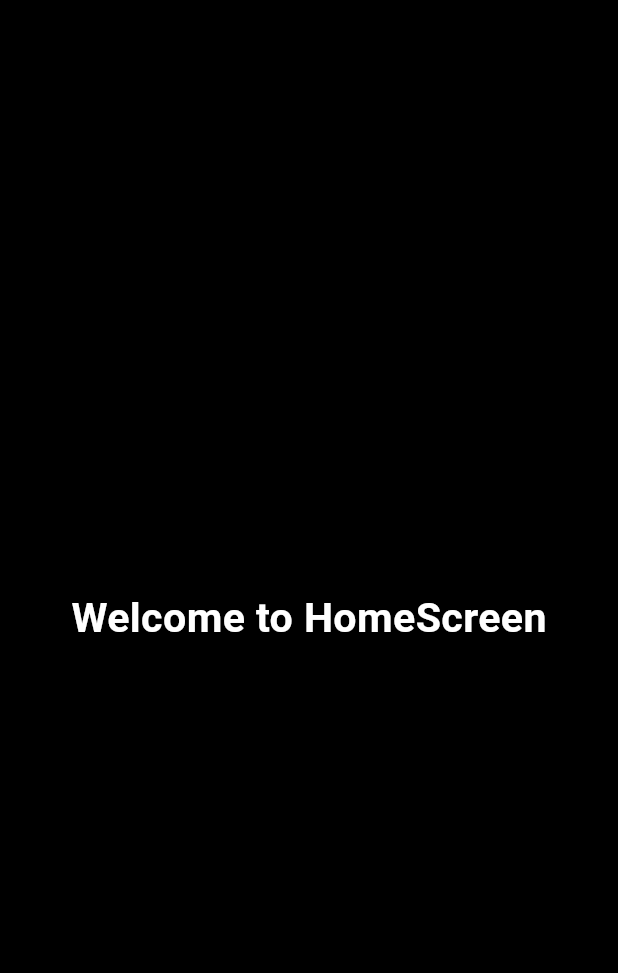
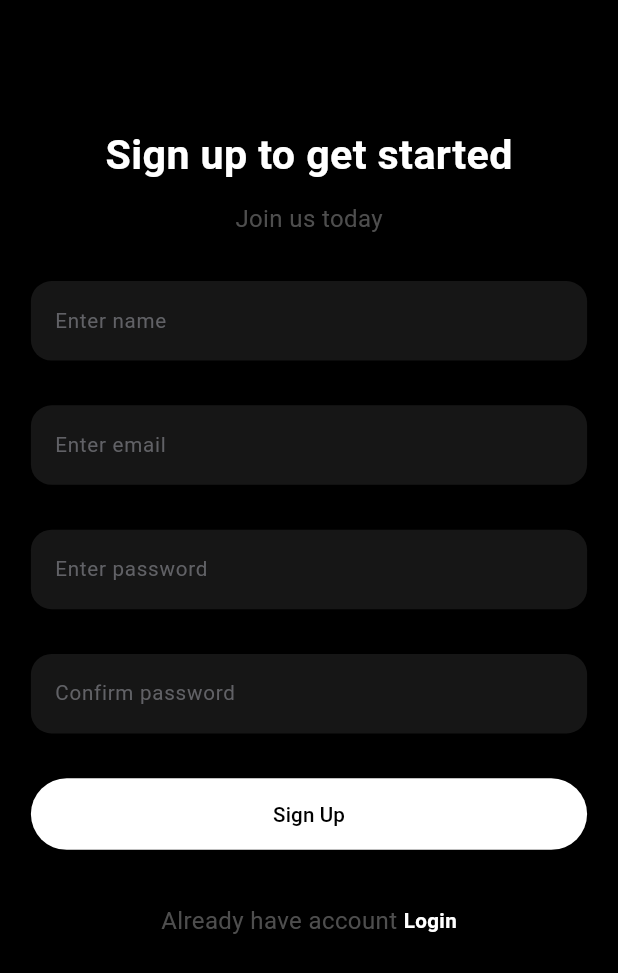
Before and after one commit to raffashe/chat_online, a Flutter app: the screen it shows after launch, on a phone screen of 412 x 824 dp. Shown: the top 973 px of the screen. Run offline on Flutter 3.47's test engine with Material 3 defaults, Android fonts, the phone set to English and light mode, and no system bars; our stand-ins replace firebase_core, flutter_screenutil; accounts and stored records are empty; generated files the repository leaves out were written again.

Commit message:
feat: :fire: Adding Sign Up and Login
Adding Sign Up and Login

Adding Sign Up and Login

```diff
--- a/lib/core/constants/colors.dart
+++ b/lib/core/constants/colors.dart
@@ -3,7 +3,7 @@ import 'package:flutter/material.dart';
 const primary = Color(0xFF000000);
 const accent = Color(0xFFFFFFFF);
 
-const bg = Color(0x9C121212);
+const bg = Color(0xFF161616);
 const bgReceived = Color(0x9CF6F6F6);
 
 const txtInput = Color(0x9C909198);
--- a/lib/core/constants/string.dart
+++ b/lib/core/constants/string.dart
@@ -4,4 +4,7 @@ const logo = "assets/logo.png";
 /// Routes/Screens names
 const splash = "/splash";
 const home = "/home";
-const wrapper = "/wrapper";
+
+/// Auth
+const signup = "/signup";
+const login = "/login";
--- a/lib/core/constants/styles.dart
+++ b/lib/core/constants/styles.dart
@@ -6,3 +6,4 @@ final body = TextStyle(
   fontSize: 14.sp,
 );
 final small = TextStyle(fontSize: 12.sp);
+final smallb = TextStyle(fontSize: 12.sp, fontWeight: FontWeight.bold);
--- a/lib/core/utils/route_utils.dart
+++ b/lib/core/utils/route_utils.dart
@@ -1,4 +1,6 @@
 import 'package:chat_online/core/constants/string.dart';
+import 'package:chat_online/ui/screens/auth/login/login_screen.dart';
+import 'package:chat_online/ui/screens/auth/signup/signup_screen.dart';
 import 'package:chat_online/ui/screens/home/home_screen.dart';
 import 'package:flutter/material.dart';
 
@@ -7,12 +9,17 @@ import '../../ui/screens/splash/splash_screen.dart';
 class RouteUtils {
   static Route<dynamic> onGenerateRoute(RouteSettings settings) {
     switch (settings.name) {
+      /// Home ---------------------------------------------------------------
       case splash:
         return MaterialPageRoute(builder: (context) => const SplashScreen());
       case home:
         return MaterialPageRoute(builder: (context) => const HomeScreen());
-      // case wrapper:
-      //   return MaterialPageRoute(builder: (context) => const WrapperScreen());
+
+      ///Auth ----------------------------------------------------------------
+      case signup:
+        return MaterialPageRoute(builder: (context) => const SignupScreen());
+      case login:
+        return MaterialPageRoute(builder: (context) => const LoginScreen());
 
       default:
         return MaterialPageRoute(
--- /dev/null
+++ b/lib/ui/screens/auth/login/login_viewmodel.dart
@@ -0,0 +1,3 @@
+import 'package:chat_online/core/other/base_viewmodel.dart';
+
+class LoginViewmodel extends BaseViewmodel {}
--- /dev/null
+++ b/lib/ui/screens/auth/signup/signup_screen.dart
@@ -0,0 +1,78 @@
+import 'package:chat_online/core/constants/string.dart';
+import 'package:flutter/material.dart';
+import 'package:flutter_screenutil/flutter_screenutil.dart';
+
+import '../../../../core/constants/colors.dart';
+
+import '../../../../core/constants/styles.dart';
+import '../../../widgets/custombutton_widget.dart';
+import '../../../widgets/textfield_widget.dart';
+
+class SignupScreen extends StatelessWidget {
+  const SignupScreen({super.key});
+
+  @override
+  Widget build(BuildContext context) {
+    return Scaffold(
+      body: SingleChildScrollView(
+        child: Padding(
+          padding:
+              EdgeInsets.symmetric(horizontal: 1.sw * 0.05, vertical: 10.h),
+          child: Column(
+            mainAxisAlignment: MainAxisAlignment.center,
+            crossAxisAlignment: CrossAxisAlignment.center,
+            children: [
+              60.verticalSpace,
+              Text("Sign up to get started",
+                  style: header.copyWith(color: accent)),
+              10.verticalSpace,
+              Text("Join us today", style: body.copyWith(color: txtsubtitle)),
+              25.verticalSpace,
+              CustomTextField(
+                hintText: "Enter name",
+                onChanged: (p0) {},
+              ),
+              25.verticalSpace,
+              CustomTextField(
+                hintText: "Enter email",
+                onChanged: (p0) {},
+              ),
+              25.verticalSpace,
+              CustomTextField(
+                hintText: "Enter password",
+                onChanged: (p0) {},
+              ),
+              25.verticalSpace,
+              CustomTextField(
+                hintText: "Confirm password",
+                onChanged: (p0) {},
+              ),
+              25.verticalSpace,
+              CustomButton(
+                onPressed: () {},
+                text: 'Sign Up',
+              ),
+              30.verticalSpace,
+              Row(
+                mainAxisAlignment: MainAxisAlignment.center,
+                children: [
+                  Text("Already have account ",
+                      style: body.copyWith(color: txtsubtitle)),
+                  InkWell(
+                    onTap: () {
+                      Navigator.pushNamed(context, login);
+                    },
+                    child: Text(
+                      "Login",
+                      style: smallb.copyWith(color: accent),
+                    ),
+                  )
+                ],
+              )
+            ],
+          ),
+        ),
+      ),
+    );
+  }
+}
--- /dev/null
+++ b/lib/ui/screens/auth/signup/signup_viewmodel.dart
@@ -0,0 +1,3 @@
+import 'package:chat_online/core/other/base_viewmodel.dart';
+
+class SignupViewmodel extends BaseViewmodel {}
--- a/lib/ui/screens/splash/splash_screen.dart
+++ b/lib/ui/screens/splash/splash_screen.dart
@@ -18,7 +18,7 @@ class _SplashScreenState extends State<SplashScreen> {
     super.initState();
 
     _timer = Timer(const Duration(seconds: 3), () {
-      Navigator.pushNamed(context, home);
+      Navigator.pushNamed(context, signup);
     });
   }
 
--- /dev/null
+++ b/lib/ui/widgets/custombutton_widget.dart
@@ -0,0 +1,33 @@
+import 'package:flutter/material.dart';
+import 'package:flutter_screenutil/flutter_screenutil.dart';
+
+import '../../core/constants/colors.dart';
+import '../../core/constants/styles.dart';
+
+class CustomButton extends StatelessWidget {
+  const CustomButton(
+      {super.key, this.onPressed, required this.text, this.loading = false});
+
+  final void Function()? onPressed;
+  final String text;
+  final bool loading;
+
+  @override
+  Widget build(BuildContext context) {
+    return SizedBox(
+      width: 1.sw,
+      height: 40.h,
+      child: ElevatedButton(
+          style: ElevatedButton.styleFrom(backgroundColor: accent),
+          onPressed: onPressed,
+          child: loading
+              ? const Center(
+                  child: CircularProgressIndicator(),
+                )
+              : Text(
+                  text,
+                  style: small.copyWith(color: primary),
+                )),
+    );
+  }
+}
--- /dev/null
+++ b/lib/ui/widgets/textfield_widget.dart
@@ -0,0 +1,32 @@
+import 'package:chat_online/core/constants/styles.dart';
+import 'package:flutter/material.dart';
+import 'package:flutter_screenutil/flutter_screenutil.dart';
+
+import '../../core/constants/colors.dart';
+
+class CustomTextField extends StatelessWidget {
+  const CustomTextField(
+      {super.key, this.onChanged, this.hintText, this.focusNode});
+
+  final void Function(String)? onChanged;
+  final String? hintText;
+  final FocusNode? focusNode;
+
+  @override
+  Widget build(BuildContext context) {
+    return TextField(
+      onChanged: onChanged,
+      focusNode: focusNode,
+      style: small.copyWith(color: accent),
+      cursorColor: accent,
+      decoration: InputDecoration(
+          filled: true,
+          fillColor: bg,
+          hintText: hintText,
+          hintStyle: small.copyWith(color: txtInput),
+          border: OutlineInputBorder(
+              borderRadius: BorderRadius.circular(12.r),
+              borderSide: BorderSide.none)),
+    );
+  }
+}
```
Also changed, not shown: lib/ui/screens/auth/login/login_screen.dart (added, +63 -0 lines).
